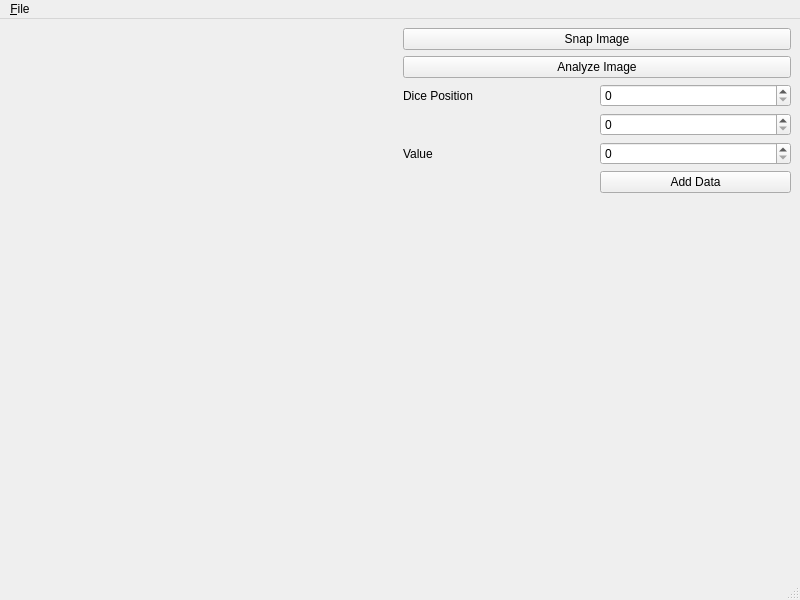
This is main_window.ui in Azador/dice as Qt 5 draws it before an edit. The edited form follows.
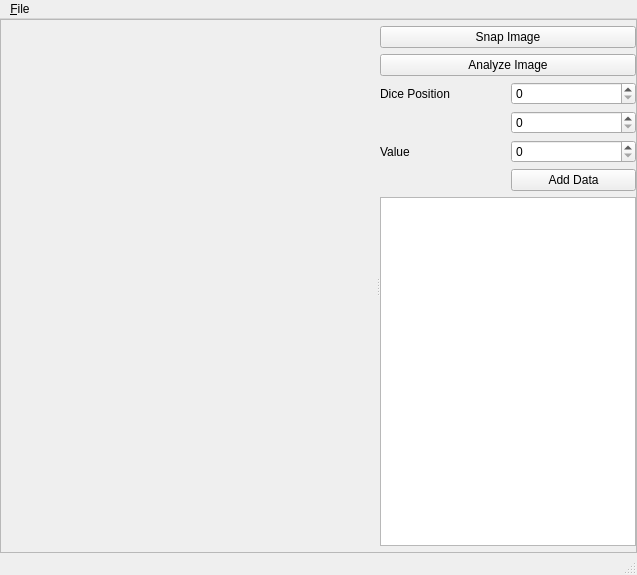
This is the edited form.

Commit message: UI next iteration

The edit to the form file:
```diff
--- a/main_window.ui
+++ b/main_window.ui
@@ -6,36 +6,60 @@
    <rect>
     <x>0</x>
     <y>0</y>
-    <width>800</width>
-    <height>600</height>
+    <width>637</width>
+    <height>575</height>
    </rect>
   </property>
   <property name="windowTitle">
    <string>MainWindow</string>
   </property>
   <widget class="QWidget" name="centralwidget">
-   <layout class="QHBoxLayout" name="horizontalLayout">
+   <layout class="QVBoxLayout" name="verticalLayout">
+    <property name="spacing">
+     <number>6</number>
+    </property>
+    <property name="leftMargin">
+     <number>0</number>
+    </property>
+    <property name="topMargin">
+     <number>0</number>
+    </property>
+    <property name="rightMargin">
+     <number>0</number>
+    </property>
+    <property name="bottomMargin">
+     <number>0</number>
+    </property>
     <item>
-     <widget class="QWidget" name="image_w" native="true"/>
-    </item>
-    <item>
-     <layout class="QGridLayout" name="gridLayout">
-      <item row="6" column="0">
-       <spacer name="verticalSpacer">
+     <widget class="QSplitter" name="splitter_w">
+      <property name="frameShape">
+       <enum>QFrame::StyledPanel</enum>
+      </property>
+      <property name="frameShadow">
+       <enum>QFrame::Sunken</enum>
+      </property>
         <property name="orientation">
-         <enum>Qt::Vertical</enum>
-        </property>
-        <property name="sizeHint" stdset="0">
-         <size>
-          <width>20</width>
-          <height>40</height>
-         </size>
-        </property>
-       </spacer>
-      </item>
-      <item row="2" column="1">
-       <widget class="QSpinBox" name="dice_position_x_sb"/>
-      </item>
+       <enum>Qt::Horizontal</enum>
+      </property>
+      <property name="handleWidth">
+       <number>4</number>
+      </property>
+      <widget class="QWidget" name="image_w" native="true">
+       <property name="sizePolicy">
+        <sizepolicy hsizetype="Expanding" vsizetype="Preferred">
+         <horstretch>1</horstretch>
+         <verstretch>0</verstretch>
+        </sizepolicy>
+       </property>
+      </widget>
+      <widget class="QWidget" name="layoutWidget">
+       <layout class="QGridLayout" name="gridLayout">
+        <property name="topMargin">
+         <number>6</number>
+        </property>
+        <property name="bottomMargin">
+         <number>6</number>
+        </property>
       <item row="0" column="0" colspan="2">
        <widget class="QPushButton" name="snap_image_btn">
         <property name="text">
@@ -43,15 +67,21 @@
         </property>
        </widget>
       </item>
-      <item row="4" column="0">
-       <widget class="QLabel" name="dice_value_lb">
+        <item row="1" column="0" colspan="2">
+         <widget class="QPushButton" name="analyze_image_btn">
         <property name="text">
-         <string>Value</string>
+           <string>Analyze Image</string>
         </property>
        </widget>
       </item>
       <item row="2" column="0">
        <widget class="QLabel" name="dice_position_lb">
+          <property name="sizePolicy">
+           <sizepolicy hsizetype="Minimum" vsizetype="Preferred">
+            <horstretch>0</horstretch>
+            <verstretch>0</verstretch>
+           </sizepolicy>
+          </property>
         <property name="text">
          <string>Dice Position</string>
         </property>
@@ -60,19 +90,31 @@
         </property>
        </widget>
       </item>
-      <item row="1" column="0" colspan="2">
-       <widget class="QPushButton" name="analyze_image_btn">
+        <item row="4" column="0">
+         <widget class="QLabel" name="dice_value_lb">
+          <property name="sizePolicy">
+           <sizepolicy hsizetype="Minimum" vsizetype="Preferred">
+            <horstretch>0</horstretch>
+            <verstretch>0</verstretch>
+           </sizepolicy>
+          </property>
         <property name="text">
-         <string>Analyze Image</string>
+           <string>Value</string>
         </property>
        </widget>
       </item>
-      <item row="3" column="1">
-       <widget class="QSpinBox" name="dice_position_y_sb"/>
-      </item>
       <item row="4" column="1">
        <widget class="QSpinBox" name="dice_value_sb"/>
       </item>
+        <item row="3" column="1">
+         <widget class="QSpinBox" name="dice_position_y_sb"/>
+        </item>
+        <item row="2" column="1">
+         <widget class="QSpinBox" name="dice_position_x_sb"/>
+        </item>
+        <item row="6" column="0" colspan="2">
+         <widget class="QTreeView" name="images_tbl"/>
+        </item>
       <item row="5" column="1">
        <widget class="QPushButton" name="add_data_btn">
         <property name="text">
@@ -81,6 +123,8 @@
        </widget>
       </item>
      </layout>
+      </widget>
+     </widget>
     </item>
    </layout>
   </widget>
@@ -89,7 +133,7 @@
     <rect>
      <x>0</x>
      <y>0</y>
-     <width>800</width>
+     <width>637</width>
      <height>29</height>
     </rect>
    </property>
```
Left out of the diff: 4 changed lines with no effect on the pictures. Lines whose indentation alone changed are shown as unchanged. The commit also changes 2 other files.
